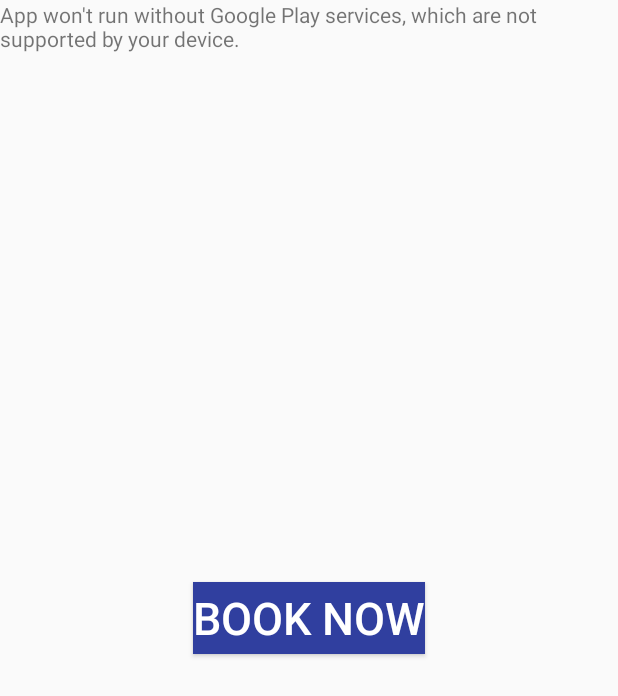
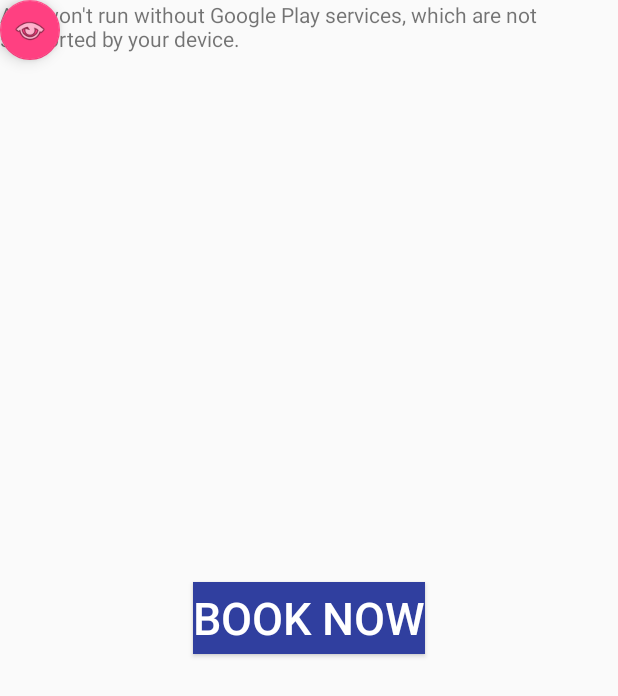
Before and after one commit to AudreyBeard/VirtuvisoR, an Android app: the MapsActivity screen opened directly, with no data from a screen before it, on a phone screen of 412 x 824 dp. Shown: the top 696 px of the screen. Run offline under Robolectric (Android 15) with nearby library versions, the phone set to English and light mode, and no system bars; 2 statements that could not run were skipped.

Commit message:
added button to 360 activity

```diff
--- a/app/src/main/java/com/example/su_ange/app/BookNowActivity.java
+++ b/app/src/main/java/com/example/su_ange/app/BookNowActivity.java
@@ -40,7 +40,8 @@ public class BookNowActivity extends AppCompatActivity implements View.OnClickLi
         // Do some validation here
         API_KEY="3e2b9d16-c415-41f7-b882-2eb4a4cb074e";
         try {
-            URL url = new URL("https://api.tripadvisor.com/api/partner/2.0/map/"+coordinates+"?key=" + API_KEY);
+            //URL url = new URL("https://api.tripadvisor.com/api/partner/2.0/map/"+coordinates+"?key=" + API_KEY);
+            URL url = new URL ("http://api.tripadvisor.com/api/partner/2.0/map/"+coordinates+"/hotels?key="+API_KEY);
             HttpURLConnection urlConnection = (HttpURLConnection) url.openConnection();
             try {
                 Log.i("URL is", String.valueOf(url));
--- a/app/src/main/res/layout/activity_maps.xml
+++ b/app/src/main/res/layout/activity_maps.xml
@@ -6,15 +6,6 @@
     android:layout_gravity="center"
     android:gravity="center"
     android:orientation="vertical">
-
-<fragment xmlns:android="http://schemas.android.com/apk/res/android"
-    xmlns:map="http://schemas.android.com/apk/res-auto"
-    xmlns:tools="http://schemas.android.com/tools"
-    android:id="@+id/map"
-    android:name="com.google.android.gms.maps.SupportMapFragment"
-    android:layout_width="match_parent"
-    android:layout_height="match_parent"
-    tools:context="com.example.su_ange.app.MapsActivity" />
 
     <!--  <android.support.design.widget.FloatingActionButton
             android:id="@+id/floatingActionButton"
@@ -37,4 +28,19 @@
         android:layout_marginBottom="30dp"
         />
 
+    <android.support.design.widget.FloatingActionButton
+        android:id="@+id/pinkeye"
+        android:layout_width="wrap_content"
+        android:layout_height="wrap_content"
+        android:clickable="true"
+        app:fabSize="mini"
+        app:srcCompat="@android:drawable/ic_menu_view" />
+
+    <fragment
+        android:id="@+id/map"
+        android:name="com.google.android.gms.maps.SupportMapFragment"
+        android:layout_width="match_parent"
+        android:layout_height="match_parent"
+        tools:context="com.example.su_ange.app.MapsActivity" />
+
 </FrameLayout>
```
Also changed, not shown: app/src/main/java/com/example/su_ange/app/MapsActivity.java (+11 -4 lines), app/src/main/res/drawable/VR.jpg (added). Lines whose indentation alone changed are shown as unchanged.
